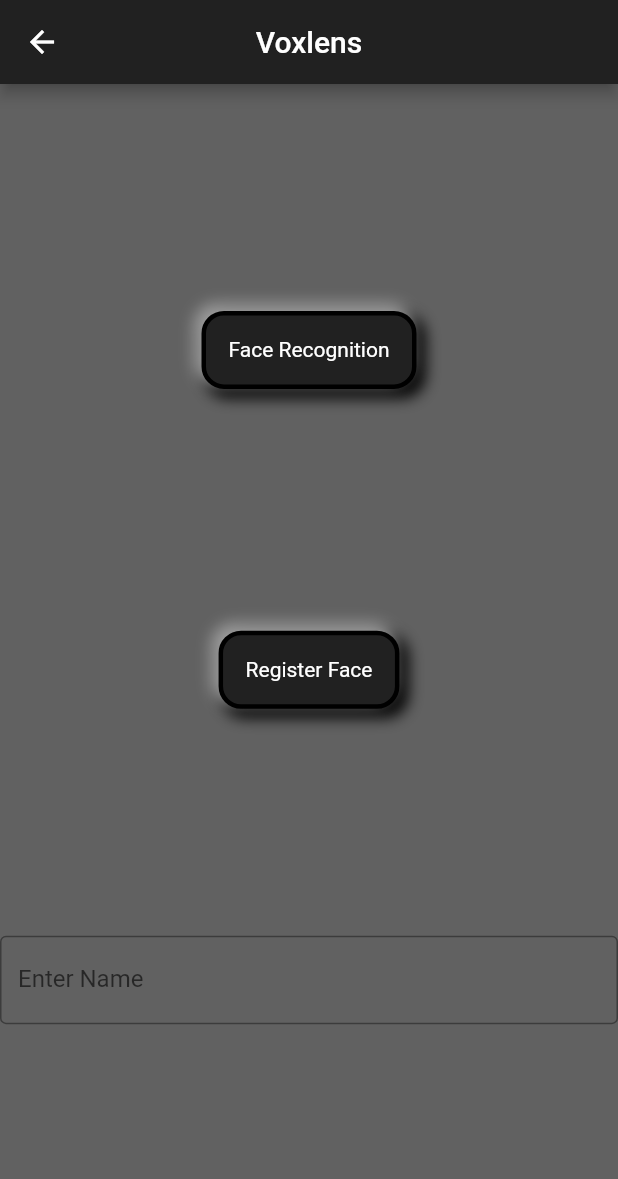
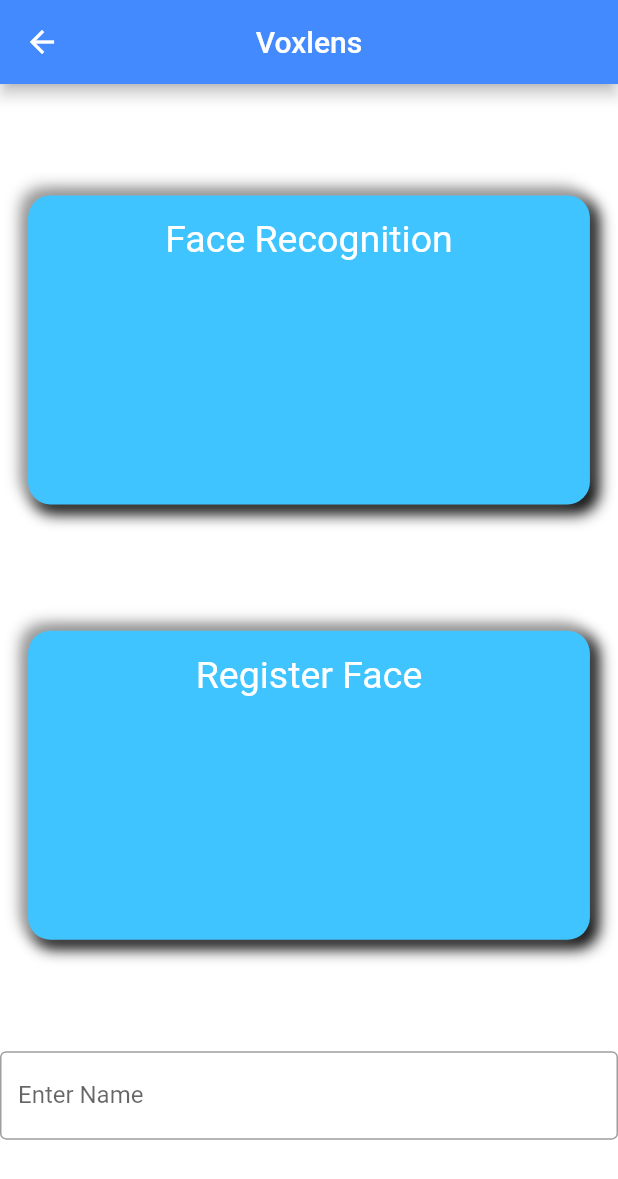
Before and after one commit to aaadddiii/voxlens, a Flutter app: the FaceUI screen opened directly, on a phone screen of 412 x 824 dp. Shown: the top 1179 px of the screen. Run offline on Flutter 3.47's test engine with Material 2 defaults, Android fonts, the phone set to English and light mode, and no system bars; our stand-ins replace camera, dio, file_picker, flutter_dotenv, flutter_tts, get_it and 4 more; missing offline and left inert: alan_voice, google_ml_kit, google_mlkit_commons, google_mlkit_object_detection, google_mlkit_text_recognition, read_pdf_text and 1 more; accounts and stored records are empty.

Commit message:
changed ui of complete pages

```diff
--- a/client/lib/face_recognition/face_ui.dart
+++ b/client/lib/face_recognition/face_ui.dart
@@ -31,9 +31,9 @@ class _FaceUIState extends State<FaceUI> {
   @override
   Widget build(BuildContext context) {
     return Scaffold(
-      backgroundColor: Colors.grey[700],
+      backgroundColor: Colors.white,
       appBar: AppBar(
-        backgroundColor: Colors.grey[900],
+        backgroundColor: Colors.blueAccent,
         title: Text('Voxlens',
           style: TextStyle(
               color: Colors.white
@@ -46,6 +46,8 @@ class _FaceUIState extends State<FaceUI> {
         children:[
           Flexible(child: Row(
             mainAxisAlignment: MainAxisAlignment.center,
+            crossAxisAlignment: CrossAxisAlignment.center,
+
             children: [
               GestureDetector(
                 onTap: (){
@@ -54,15 +56,19 @@ class _FaceUIState extends State<FaceUI> {
                 child: Expanded(
                     child: Container(
                       child: Text('Face Recognition',
+                        textAlign: TextAlign.center,
                         style: TextStyle(
-                            color: Colors.white
+                            fontSize: 25,
+                            color: Colors.white,
                         ),),
                       padding: EdgeInsets.all(15.0),
                       margin: EdgeInsets.all(10.0),
+                      width: MediaQuery.of(context).size.width/1.1,
+                      height: MediaQuery.of(context).size.height/4,
                       // color: Colors.grey[900],
                       decoration: BoxDecoration(
-                        color: Colors.grey[900],
-                        border: Border.all(width: 3,color: Colors.black),
+                        color: Colors.lightBlueAccent,
+                        //border: Border.all(width: 3,color: Colors.black),
                         borderRadius: BorderRadius.all(Radius.circular(15)),
                         boxShadow : [BoxShadow(color: Colors.black,spreadRadius: 2,blurRadius: 8,offset:Offset(4,4)),
                           BoxShadow(color: Colors.grey,spreadRadius: 1,blurRadius: 8,offset:Offset(-4,-4))],
@@ -74,6 +80,8 @@ class _FaceUIState extends State<FaceUI> {
             flex: 2,),
           Flexible(child: Row(
             mainAxisAlignment: MainAxisAlignment.center,
+            crossAxisAlignment: CrossAxisAlignment.center,
+
             children: [
               GestureDetector(
                 onTap: (){
@@ -91,15 +99,19 @@ class _FaceUIState extends State<FaceUI> {
                 child: Expanded(
                     child: Container(
                       child: Text('Register Face',
+                        textAlign: TextAlign.center,
                         style: TextStyle(
-                            color: Colors.white
+                            fontSize: 25,
+                            color: Colors.white,
                         ),),
                       padding: EdgeInsets.all(15.0),
                       margin: EdgeInsets.all(10.0),
+                      width: MediaQuery.of(context).size.width/1.1,
+                      height: MediaQuery.of(context).size.height/4,
                       // color: Colors.grey[900],
                       decoration: BoxDecoration(
-                        color: Colors.grey[900],
-                        border: Border.all(width: 3,color: Colors.black),
+                        color: Colors.lightBlueAccent,
+                        //border: Border.all(width: 3,color: Colors.black),
                         borderRadius: BorderRadius.all(Radius.circular(15)),
                         boxShadow : [BoxShadow(color: Colors.black,spreadRadius: 2,blurRadius: 8,offset:Offset(4,4)),
                           BoxShadow(color: Colors.grey,spreadRadius: 1,blurRadius: 8,offset:Offset(-4,-4))],
```
Also changed, not shown: client/lib/document_reader.dart (+12 -12 lines), client/lib/home_screen.dart (+5 -5 lines).
